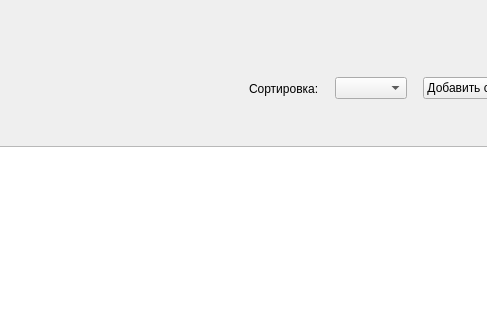
Before: the Qt Designer form businessmainwindow.ui in Zizerok/VKR, drawn with Qt 5; both pictures show x 516 to 1003 and y 0 to 320 of the 1100 by 700 pixel window.
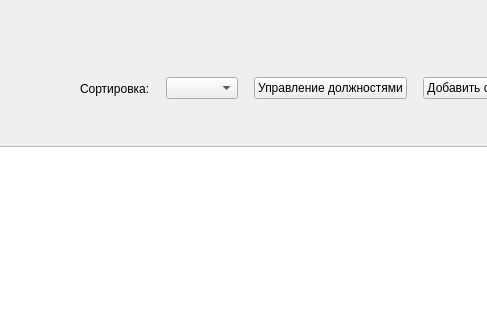
After: the same form once the commit is applied. The open tabs and pages were chosen to show the change.

Commit message: Работа над управлением должностями

What changed in the file:
```diff
--- a/businessmainwindow.ui
+++ b/businessmainwindow.ui
@@ -272,6 +272,13 @@
              <item>
               <widget class="QComboBox" name="comboBoxEmployeeSort"/>
              </item>
+             <item>
+              <widget class="QPushButton" name="pushButtonManagePositions">
+               <property name="text">
+                <string>Управление должностями</string>
+               </property>
+              </widget>
+             </item>
              <item>
               <widget class="QPushButton" name="pushButtonAddEmployee">
                <property name="text">
```
The commit also changes 8 other files.
